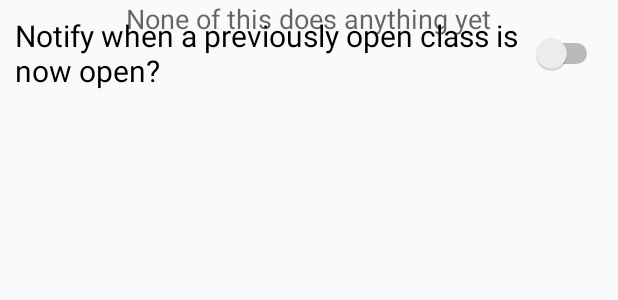
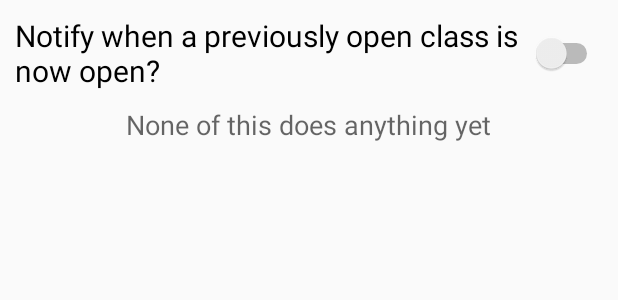
Before and after one commit to ffejhog/CourseBookNotify, an Android app: the layout activity_settings.xml on its own in the app's theme, with its tools: preview values and no code run, on a phone screen of 412 x 824 dp. Shown: the top 300 px of the screen. Run offline under Robolectric (Android 15) with nearby library versions, the phone set to English and light mode, and no system bars.

Commit message:
SMall bug in layout, not work doing a hotfix

```diff
--- a/app/src/main/res/layout/activity_settings.xml
+++ b/app/src/main/res/layout/activity_settings.xml
@@ -23,6 +23,6 @@
         android:textAppearance="?android:attr/textAppearanceMedium"
         android:text="None of this does anything yet"
         android:id="@+id/textView"
-        android:layout_below="@+id/switch1"
+        android:layout_below="@+id/AlarmSwitch"
         android:layout_centerHorizontal="true" />
 </RelativeLayout>
```
Also changed, not shown: 1 other file.
